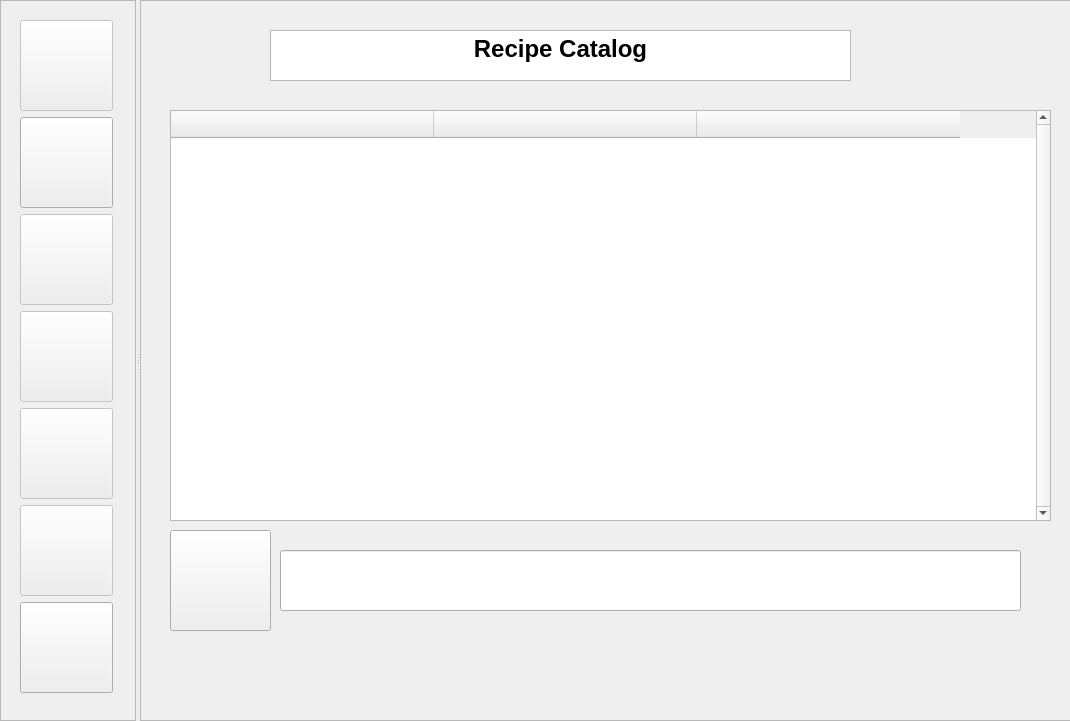
First picture: the form in mainwindow.ui, repository warren-devon93/cs361_main, before the edit.
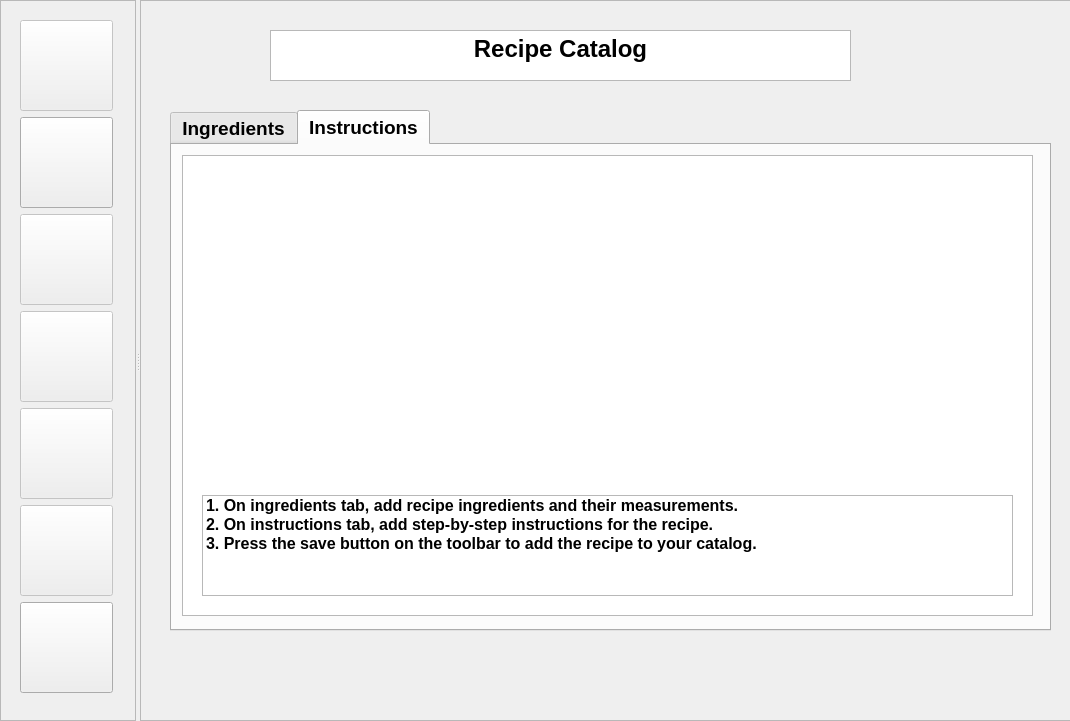
Second picture: the form after the edit. The open tabs and pages were chosen to show the change. Icons and pictures are not drawn.

Commit message: ingredients table working, DW 11.2.2025

The edit to the form file:
```diff
--- a/mainwindow.ui
+++ b/mainwindow.ui
@@ -294,7 +294,7 @@
 &lt;p align=&quot;center&quot; style=&quot; margin-top:0px; margin-bottom:0px; margin-left:0px; margin-right:0px; -qt-block-indent:0; text-indent:0px;&quot;&gt;&lt;span style=&quot; font-size:18pt; font-weight:700;&quot;&gt;Recipe Catalog&lt;/span&gt;&lt;/p&gt;&lt;/body&gt;&lt;/html&gt;</string>
       </property>
      </widget>
-     <widget class="QStackedWidget" name="stackedWidget">
+     <widget class="QStackedWidget" name="stackedPages">
       <property name="geometry">
        <rect>
         <x>20</x>
@@ -505,6 +505,71 @@
            </property>
           </column>
          </widget>
+         <widget class="QStackedWidget" name="stackedWidget">
+          <property name="geometry">
+           <rect>
+            <x>20</x>
+            <y>340</y>
+            <width>831</width>
+            <height>121</height>
+           </rect>
+          </property>
+          <property name="currentIndex">
+           <number>0</number>
+          </property>
+          <widget class="QWidget" name="blankPage"/>
+          <widget class="QWidget" name="guidePage">
+           <widget class="QListWidget" name="listWidget">
+            <property name="geometry">
+             <rect>
+              <x>10</x>
+              <y>10</y>
+              <width>811</width>
+              <height>101</height>
+             </rect>
+            </property>
+            <property name="spacing">
+             <number>3</number>
+            </property>
+            <property name="itemAlignment">
+             <set>Qt::AlignmentFlag::AlignCenter</set>
+            </property>
+            <item>
+             <property name="text">
+              <string>1. On ingredients tab, add recipe ingredients and their measurements.</string>
+             </property>
+             <property name="font">
+              <font>
+               <pointsize>12</pointsize>
+               <bold>true</bold>
+              </font>
+             </property>
+            </item>
+            <item>
+             <property name="text">
+              <string>2. On instructions tab, add step-by-step instructions for the recipe.</string>
+             </property>
+             <property name="font">
+              <font>
+               <pointsize>12</pointsize>
+               <bold>true</bold>
+              </font>
+             </property>
+            </item>
+            <item>
+             <property name="text">
+              <string>3. Press the save button on the toolbar to add the recipe to your catalog.</string>
+             </property>
+             <property name="font">
+              <font>
+               <pointsize>12</pointsize>
+               <bold>true</bold>
+              </font>
+             </property>
+            </item>
+           </widget>
+          </widget>
+         </widget>
         </widget>
         <widget class="QWidget" name="instructionsTab">
          <attribute name="title">
@@ -531,6 +596,71 @@
            </property>
           </column>
          </widget>
+         <widget class="QStackedWidget" name="stackedWidget_2">
+          <property name="geometry">
+           <rect>
+            <x>20</x>
+            <y>340</y>
+            <width>831</width>
+            <height>121</height>
+           </rect>
+          </property>
+          <property name="currentIndex">
+           <number>0</number>
+          </property>
+          <widget class="QWidget" name="blankPage_2"/>
+          <widget class="QWidget" name="guidePage_2">
+           <widget class="QListWidget" name="listWidget_2">
+            <property name="geometry">
+             <rect>
+              <x>10</x>
+              <y>10</y>
+              <width>811</width>
+              <height>101</height>
+             </rect>
+            </property>
+            <property name="spacing">
+             <number>3</number>
+            </property>
+            <property name="itemAlignment">
+             <set>Qt::AlignmentFlag::AlignCenter</set>
+            </property>
+            <item>
+             <property name="text">
+              <string>1. On ingredients tab, add recipe ingredients and their measurements.</string>
+             </property>
+             <property name="font">
+              <font>
+               <pointsize>12</pointsize>
+               <bold>true</bold>
+              </font>
+             </property>
+            </item>
+            <item>
+             <property name="text">
+              <string>2. On instructions tab, add step-by-step instructions for the recipe.</string>
+             </property>
+             <property name="font">
+              <font>
+               <pointsize>12</pointsize>
+               <bold>true</bold>
+              </font>
+             </property>
+            </item>
+            <item>
+             <property name="text">
+              <string>3. Press the save button on the toolbar to add the recipe to your catalog.</string>
+             </property>
+             <property name="font">
+              <font>
+               <pointsize>12</pointsize>
+               <bold>true</bold>
+              </font>
+             </property>
+            </item>
+           </widget>
+          </widget>
+         </widget>
         </widget>
        </widget>
       </widget>
```
Left out of the diff: 14 changed lines with no effect on the pictures. The commit also changes 2 other files.
